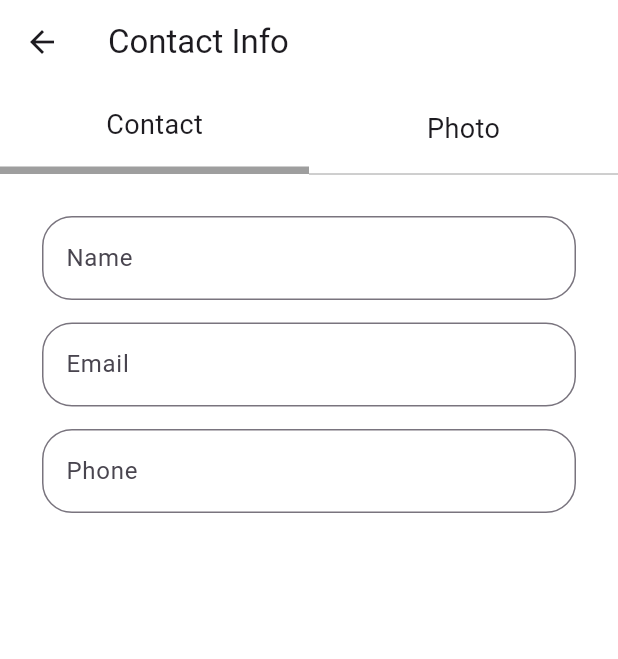
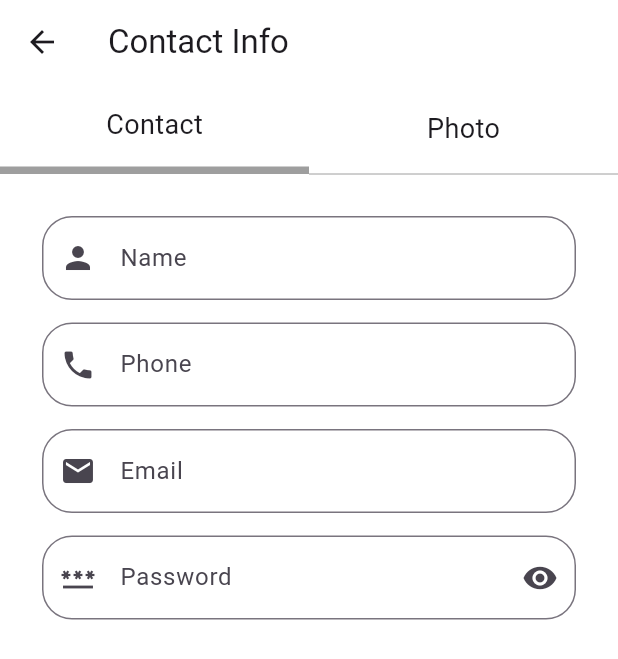
Before and after one commit to ParamKumar-Jadvani/resume_builder_appliaction, a Flutter app: the ContactInfo screen opened by its route, on a phone screen of 412 x 824 dp. Shown: the top 659 px of the screen. Run offline on Flutter 3.47's test engine with Material 3 defaults, Android fonts, the phone set to English and light mode, and no system bars.

Commit message:
TextField Design Complete

```diff
--- a/lib/views/builder_option_page/all_options/contact_info/contact_info.dart
+++ b/lib/views/builder_option_page/all_options/contact_info/contact_info.dart
@@ -10,6 +10,8 @@ class ContactInfo extends StatefulWidget {
 
 class _ContactInfoState extends State<ContactInfo> {
   int index = 0;
+  bool hide = true;
+
   void setIndex({required int index}) {
     setState(() {
       this.index = index;
@@ -103,32 +105,66 @@ class _ContactInfoState extends State<ContactInfo> {
                         mainAxisSize: MainAxisSize.min,
                         children: [
                           TextField(
+                            textInputAction: TextInputAction.next,
                             decoration: InputDecoration(
                               border: OutlineInputBorder(
                                 borderRadius: BorderRadius.circular(20),
                               ),
+                              prefixIcon: const Icon(Icons.person),
                               labelText: 'Name',
                               hintText: 'Enter Name',
                             ),
                           ),
                           15.h,
                           TextField(
+                            textInputAction: TextInputAction.next,
+                            keyboardType: TextInputType.number,
                             decoration: InputDecoration(
                               border: OutlineInputBorder(
                                 borderRadius: BorderRadius.circular(20),
                               ),
+                              prefixIcon: const Icon(Icons.phone),
+                              labelText: 'Phone',
+                              hintText: 'Enter Phone',
+                            ),
+                          ),
+                          15.h,
+                          TextField(
+                            textInputAction: TextInputAction.next,
+                            keyboardType: TextInputType.emailAddress,
+                            decoration: InputDecoration(
+                              border: OutlineInputBorder(
+                                borderRadius: BorderRadius.circular(20),
+                              ),
+                              prefixIcon: const Icon(Icons.email),
                               labelText: 'Email',
                               hintText: 'Enter Email',
                             ),
                           ),
                           15.h,
                           TextField(
+                            textInputAction: TextInputAction.done,
+                            keyboardType: hide
+                                ? TextInputType.visiblePassword
+                                : TextInputType.none,
                             decoration: InputDecoration(
+                              labelText: 'Password',
+                              hintText: 'Enter Password',
+                              prefixIcon: const Icon(Icons.password),
+                              suffixIcon: IconButton(
+                                onPressed: () {
+                                  hide = !hide;
+                                  setState(() {});
+                                },
+                                icon: Icon(
+                                  hide
+                                      ? Icons.visibility
+                                      : Icons.visibility_off,
+                                ),
+                              ),
                               border: OutlineInputBorder(
                                 borderRadius: BorderRadius.circular(20),
                               ),
-                              labelText: 'Phone',
-                              hintText: 'Enter Phone',
                             ),
                           ),
                         ],
```
